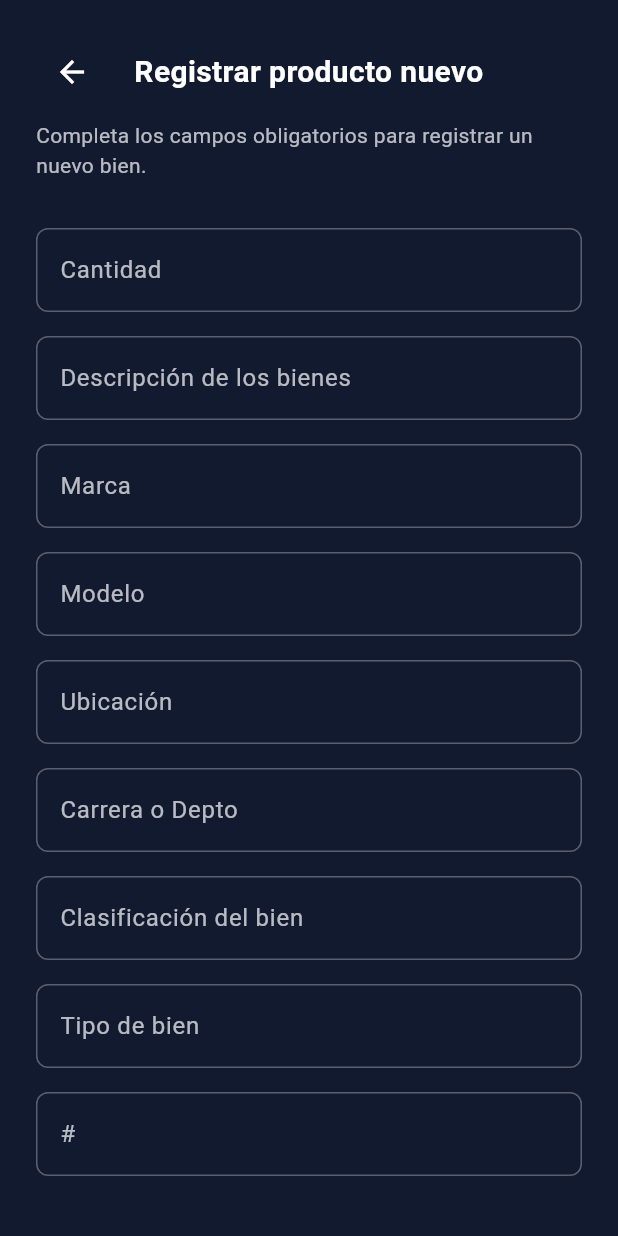
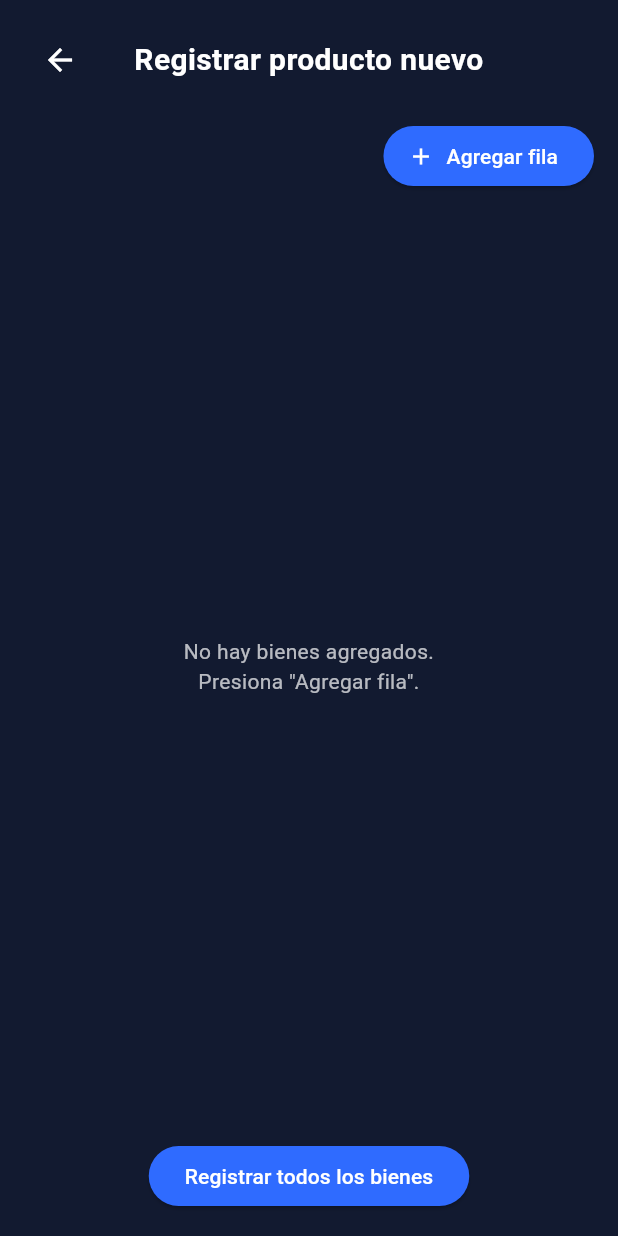
Before and after one commit to AxelitoTakitoz/PrestaTec, a Flutter app: the RegisterItemPlaceholder screen opened by its route, on a phone screen of 412 x 824 dp. Run offline on Flutter 3.47's test engine with Material 3 defaults, Android fonts, the light colour scheme and no system bars; our stand-ins replace cloud_firestore, firebase_auth, firebase_core, pdf, printing; accounts and stored records are empty.

Commit message:
Tabla para registrar item agregada

```diff
--- a/lib/features/admin/presentation/register_item_placeholder.dart
+++ b/lib/features/admin/presentation/register_item_placeholder.dart
@@ -1,62 +1,138 @@
+// lib/app/features/admin/presentation/register_item_placeholder.dart
+
 import 'package:flutter/material.dart';
 
 class RegisterItemPlaceholder extends StatefulWidget {
   const RegisterItemPlaceholder({super.key});
 
   @override
-  State<RegisterItemPlaceholder> createState() => _RegisterItemPlaceholderState();
+  State<RegisterItemPlaceholder> createState() =>
+      _RegisterItemPlaceholderState();
 }
 
 class _RegisterItemPlaceholderState extends State<RegisterItemPlaceholder> {
-  final _formKey = GlobalKey<FormState>();
+  // Lista de bienes (cada bien puede ser controllers o texto si ya está registrado)
+  List<Map<String, dynamic>> _items = [];
 
-  // Controladores para cada campo
-  final _cantidadCtrl = TextEditingController();
-  final _descripcionCtrl = TextEditingController();
-  final _marcaCtrl = TextEditingController();
-  final _modeloCtrl = TextEditingController();
-  final _ubicacionCtrl = TextEditingController();
-  final _carreraDeptoCtrl = TextEditingController();
-  final _clasificacionCtrl = TextEditingController();
-  final _tipoBienCtrl = TextEditingController();
-  final _numeroCtrl = TextEditingController();
-  final _consecutivoCtrl = TextEditingController();
+  // Columnas de la tabla (ACTUALIZADAS)
+  static const List<String> _columns = [
+    'Cantidad',
+    'Descripción',
+    'Marca',
+    'Modelo',
+    'Ubicación',
+    'Carrera/Depto',
+    'Clasificación',
+    'Tipo bien',
+    '# Num.',           // <---- NUEVO CAMPO
+    'Consecutivo',
+    'No Inventario',    // <---- NUEVO CAMPO AL FINAL
+  ];
+
+  // Campos obligatorios (ACTUALIZADOS)
+  static const List<String> _requiredFields = [
+    'Cantidad',
+    'Descripción',
+    'Ubicación',
+    'Carrera/Depto',
+    'Clasificación',
+    'Tipo bien',
+    '# Num.',
+    'Consecutivo',
+    'No Inventario',
+  ];
 
   @override
   void dispose() {
-    _cantidadCtrl.dispose();
-    _descripcionCtrl.dispose();
-    _marcaCtrl.dispose();
-    _modeloCtrl.dispose();
-    _ubicacionCtrl.dispose();
-    _carreraDeptoCtrl.dispose();
-    _clasificacionCtrl.dispose();
-    _tipoBienCtrl.dispose();
-    _numeroCtrl.dispose();
-    _consecutivoCtrl.dispose();
+    _disposeAllControllers();
     super.dispose();
   }
 
-  void _onSubmit() {
-    if (_formKey.currentState?.validate() ?? false) {
+  void _disposeAllControllers() {
+    for (var item in _items) {
+      item.forEach((key, value) {
+        if (value is TextEditingController) {
+          value.dispose();
+        }
+      });
+    }
+  }
+
+  // Crear nueva fila
+  void _addRow() {
+    setState(() {
+      _items.add({
+        for (final col in _columns) col: TextEditingController(),
+        'isRegistered': false,
+      });
+    });
+  }
+
+  // Validar fila
+  bool _isRowValid(Map<String, dynamic> row) {
+    for (final field in _requiredFields) {
+      final value = row[field];
+
+      if (value is TextEditingController) {
+        if (value.text.trim().isEmpty) return false;
+      } else if (value is String) {
+        if (value.trim().isEmpty) return false;
+      } else {
+        return false;
+      }
+
+      if (field == 'Cantidad' &&
+          int.tryParse(value is String ? value : value.text) == null) {
+        return false;
+      }
+    }
+    return true;
+  }
+
+  // Registrar una fila
+  void _registerRow(int index) {
+    final row = _items[index];
+
+    if (!_isRowValid(row)) {
       ScaffoldMessenger.of(context).showSnackBar(
-        const SnackBar(content: Text('Bien registrado correctamente')),
+        const SnackBar(content: Text('Campos obligatorios incompletos')),
       );
-      Navigator.maybePop(context);
+      return;
     }
+
+    // Convertir controllers a texto final
+    final Map<String, dynamic> newRow = {};
+
+    for (final col in _columns) {
+      final value = row[col];
+      if (value is TextEditingController) {
+        newRow[col] = value.text.trim();
+        value.dispose();
+      } else {
+        newRow[col] = value;
+      }
+    }
+
+    newRow['isRegistered'] = true;
+
+    setState(() {
+      _items[index] = newRow;
+    });
+
+    ScaffoldMessenger.of(context).showSnackBar(
+      SnackBar(content: Text('Bien #${index + 1} registrado correctamente')),
+    );
   }
 
   @override
   Widget build(BuildContext context) {
     return Scaffold(
-      backgroundColor: const Color(0xFF121A30), //
+      backgroundColor: const Color(0xFF121A30),
       body: SafeArea(
         child: Padding(
-          padding: const EdgeInsets.all(24.0),
+          padding: const EdgeInsets.all(16),
           child: Column(
-            crossAxisAlignment: CrossAxisAlignment.start,
             children: [
-              // Bloque de titulo y regreso
               Row(
                 children: [
                   IconButton(
@@ -66,64 +142,49 @@ class _RegisterItemPlaceholderState extends State<RegisterItemPlaceholder> {
                   const Expanded(
                     child: Text(
                       'Registrar producto nuevo',
+                      textAlign: TextAlign.center,
                       style: TextStyle(
-                        fontSize: 20,
-                        fontWeight: FontWeight.bold,
-                        color: Colors.white,
-                      ),
-                      textAlign: TextAlign.center,
+                          color: Colors.white,
+                          fontSize: 20,
+                          fontWeight: FontWeight.bold),
                     ),
                   ),
-                  //Espacio para mantener el título centrado visualmente
                   const SizedBox(width: 48),
                 ],
               ),
-              const SizedBox(height: 8),
-              const Text(
-                'Completa los campos obligatorios para registrar un nuevo bien.',
-                style: TextStyle(
-                  fontSize: 14,
-                  color: Colors.white70,
-                ),
-              ),
-              const SizedBox(height: 24),
-              const SizedBox(height: 8),
-              // Formulario
-              Expanded(
-                child: SingleChildScrollView(
-                  child: Form(
-                    key: _formKey,
-                    child: Column(
-                      crossAxisAlignment: CrossAxisAlignment.stretch,
-                      children: [
-                        _buildTextField(_cantidadCtrl, 'Cantidad', isRequired: true, keyboardType: TextInputType.number),
-                        _buildTextField(_descripcionCtrl, 'Descripción de los bienes', isRequired: true),
-                        _buildTextField(_marcaCtrl, 'Marca', isRequired: false),
-                        _buildTextField(_modeloCtrl, 'Modelo', isRequired: false),
-                        _buildTextField(_ubicacionCtrl, 'Ubicación', isRequired: true),
-                        _buildTextField(_carreraDeptoCtrl, 'Carrera o Depto', isRequired: true),
-                        _buildTextField(_clasificacionCtrl, 'Clasificación del bien', isRequired: true),
-                        _buildTextField(_tipoBienCtrl, 'Tipo de bien', isRequired: true),
-                        _buildTextField(_numeroCtrl, '#', isRequired: true),
-                        _buildTextField(_consecutivoCtrl, 'No. Consecutivo de bienes', isRequired: true),
-                        const SizedBox(height: 32),
-                        ElevatedButton(
-                          style: ElevatedButton.styleFrom(
-                            backgroundColor: const Color(0xFF2F6BFF),
-                            foregroundColor: Colors.white,
-                            padding: const EdgeInsets.symmetric(vertical: 16),
-                            shape: RoundedRectangleBorder(
-                              borderRadius: BorderRadius.circular(8),
-                            ),
-                          ),
-                          onPressed: _onSubmit,
-                          child: const Text('Registrar', style: TextStyle(fontWeight: FontWeight.w600)),
-                        ),
-                      ],
-                    ),
+
+              const SizedBox(height: 16),
+
+              Align(
+                alignment: Alignment.centerRight,
+                child: ElevatedButton.icon(
+                  onPressed: _addRow,
+                  icon: const Icon(Icons.add),
+                  label: const Text('Agregar fila'),
+                  style: ElevatedButton.styleFrom(
+                    backgroundColor: const Color(0xFF2F6BFF),
+                    foregroundColor: Colors.white,
                   ),
                 ),
               ),
+
+              const SizedBox(height: 16),
+
+              Expanded(
+                child: _items.isEmpty
+                    ? const Center(
+                  child: Text(
+                    'No hay bienes agregados.\nPresiona "Agregar fila".',
+                    textAlign: TextAlign.center,
+                    style: TextStyle(color: Colors.white70),
+                  ),
+                )
+                    : _buildTable(),
+              ),
+
+              const SizedBox(height: 16),
+
+              _buildRegisterAllButton(),
             ],
           ),
         ),
@@ -131,50 +192,121 @@ class _RegisterItemPlaceholderState extends State<RegisterItemPlaceholder> {
     );
   }
 
-  Widget _buildTextField(
-      TextEditingController controller,
-      String label, {
-        bool isRequired = true,
-        TextInputType? keyboardType,
-      }) {
-    return Padding(
-      padding: const EdgeInsets.only(bottom: 16.0),
-      child: TextFormField(
-        controller: controller,
-        keyboardType: keyboardType,
-        decoration: InputDecoration(
-          labelText: label,
-          labelStyle: const TextStyle(color: Colors.white70),
-          enabledBorder: OutlineInputBorder(
-            borderSide: const BorderSide(color: Colors.white30),
-            borderRadius: BorderRadius.circular(8),
-          ),
-          focusedBorder: OutlineInputBorder(
-            borderSide: const BorderSide(color: Color(0xFF2F6BFF), width: 2),
-            borderRadius: BorderRadius.circular(8),
-          ),
-          errorBorder: OutlineInputBorder(
-            borderSide: const BorderSide(color: Colors.redAccent),
-            borderRadius: BorderRadius.circular(8),
-          ),
-          focusedErrorBorder: OutlineInputBorder(
-            borderSide: const BorderSide(color: Colors.redAccent, width: 2),
-            borderRadius: BorderRadius.circular(8),
-          ),
+  Widget _buildTable() {
+    return SingleChildScrollView(
+      scrollDirection: Axis.horizontal,
+      child: SingleChildScrollView(
+        child: Column(
+          children: [
+            _buildHeader(),
+            for (int i = 0; i < _items.length; i++) _buildRow(_items[i], i),
+          ],
         ),
-        validator: (value) {
-          if (isRequired && (value == null || value.trim().isEmpty)) {
-            return 'Este campo es requerido';
-          }
-          if (keyboardType == TextInputType.number && value != null && value.isNotEmpty) {
-            if (int.tryParse(value) == null) {
-              return 'Debe ser un número válido';
-            }
-          }
-          return null;
-        },
-        style: const TextStyle(color: Colors.white),
       ),
     );
   }
+
+  Widget _buildHeader() {
+    return Container(
+      color: const Color(0xFF1A2540),
+      padding: const EdgeInsets.symmetric(horizontal: 8, vertical: 10),
+      child: Row(
+        children: [
+          for (final col in _columns)
+            SizedBox(
+              width: col == 'Descripción' ? 200 : 120,
+              child: Text(
+                col,
+                style: const TextStyle(
+                    color: Colors.white,
+                    fontWeight: FontWeight.bold,
+                    fontSize: 12),
+              ),
+            ),
+          const SizedBox(width: 60),
+        ],
+      ),
+    );
+  }
+
+  Widget _buildRow(Map<String, dynamic> item, int index) {
+    final isRegistered = item['isRegistered'] as bool;
+
+    return Container(
+      color: isRegistered
+          ? Colors.green.withOpacity(0.15)
+          : Colors.white.withOpacity(0.05),
+      padding: const EdgeInsets.symmetric(vertical: 8),
+      margin: const EdgeInsets.only(bottom: 4),
+      child: Row(
+        children: [
+          for (final col in _columns)
+            SizedBox(
+              width: col == 'Descripción' ? 200 : 120,
+              child: isRegistered
+                  ? Padding(
+                padding: const EdgeInsets.symmetric(horizontal: 8),
+                child: Text(
+                  item[col],
+                  style: const TextStyle(color: Colors.white),
+                ),
+              )
+                  : TextField(
+                controller: item[col],
+                keyboardType:
+                col == 'Cantidad' ? TextInputType.number : null,
+                style:
+                const TextStyle(color: Colors.white, fontSize: 13),
+                decoration: InputDecoration(
+                  filled: true,
+                  fillColor: Colors.black.withOpacity(0.3),
+                  border: OutlineInputBorder(
+                    borderRadius: BorderRadius.circular(4),
+                  ),
+                  contentPadding: const EdgeInsets.all(6),
+                ),
+              ),
+            ),
+
+          SizedBox(
+            width: 60,
+            child: IconButton(
+              icon: Icon(
+                isRegistered ? Icons.check_circle : Icons.check_circle_outline,
+                color: Colors.green,
+              ),
+              onPressed: isRegistered ? null : () => _registerRow(index),
+            ),
+          )
+        ],
+      ),
+    );
+  }
+
+  Widget _buildRegisterAllButton() {
+    return ElevatedButton(
+      onPressed: () {
+        int count = 0;
+
+        for (int i = 0; i < _items.length; i++) {
+          if (!_items[i]['isRegistered'] && _isRowValid(_items[i])) {
+            _registerRow(i);
+            count++;
+          }
+        }
+
+        if (count == 0) {
+          ScaffoldMessenger.of(context).showSnackBar(
+            const SnackBar(
+                content: Text('No hay bienes nuevos válidos por registrar')),
+          );
+        }
+      },
+      style: ElevatedButton.styleFrom(
+        backgroundColor: const Color(0xFF2F6BFF),
+        foregroundColor: Colors.white,
+      ),
+      child: const Text('Registrar todos los bienes'),
+    );
+  }
 }
```
Also changed, not shown: lib/features/auth/presentation/login_screen.dart (+9 -3 lines).
